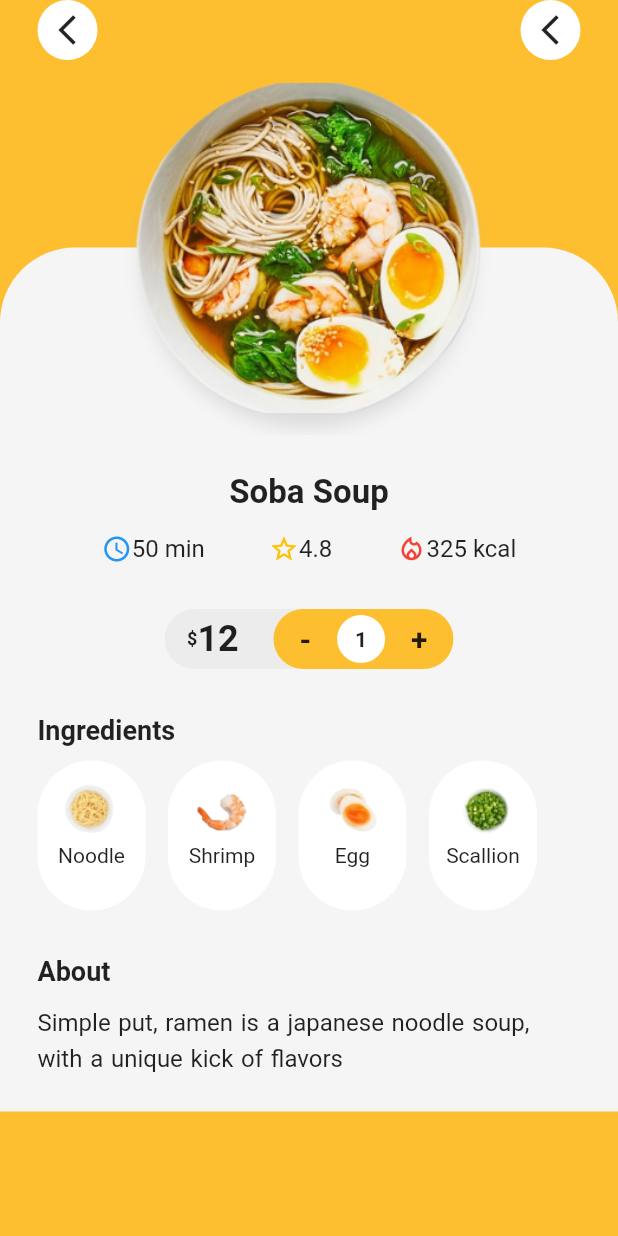
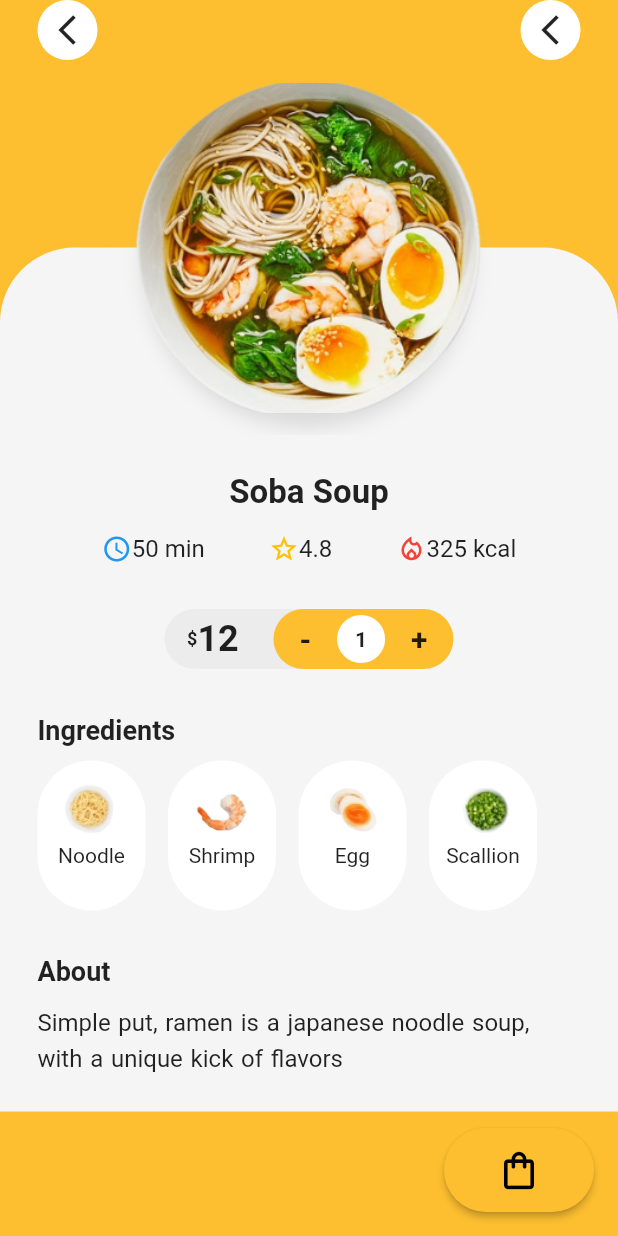
Before and after one commit to SaqifHaque/Flutter-Food-Delivery-App, a Flutter app: the DetailPage screen opened directly with sample values from the repository, on a phone screen of 412 x 824 dp. Run offline on Flutter 3.47's test engine with Material 2 defaults, Android fonts, the phone set to English and light mode, and no system bars; our stand-ins replace smooth_page_indicator.

Commit message:
Working on floating action button for cart

```diff
--- a/lib/screens/detail.dart
+++ b/lib/screens/detail.dart
@@ -24,7 +24,28 @@ class DetailPage extends StatelessWidget {
           FoodDetail(food)
         ]
         )
-      )
+      ),
+      floatingActionButton: Container(
+        width: 100,
+        height: 56,
+        child: RawMaterialButton(
+          fillColor: kPrimaryColor,
+          shape: RoundedRectangleBorder(
+            borderRadius: BorderRadius.circular(50),
+          ),
+          elevation: 2,
+          child: Row(
+            mainAxisAlignment: MainAxisAlignment.spaceEvenly,
+            children: [
+              Icon(Icons.shopping_bag_outlined,
+              color: Colors.black,
+              size:30
+              ),
+            ],
+          ),
+          onPressed: () {},
+        )
+      ),
     );
   }
 }
```
